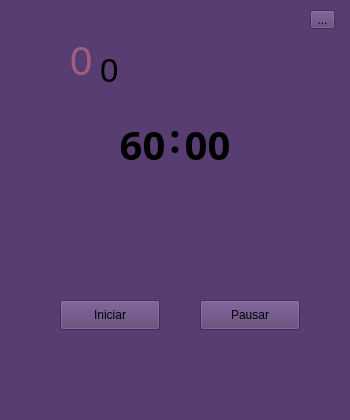
The window that views/mainWindow.ui (Kender-Mendoza/pomodoro-time) describes before a commit, drawn with Qt 5.
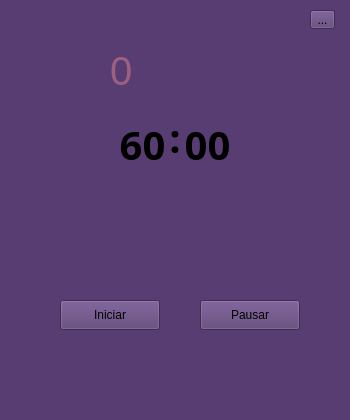
The same window after the commit.

Commit message: Feature pomodoro counter

```diff
--- a/views/mainWindow.ui
+++ b/views/mainWindow.ui
@@ -146,8 +146,8 @@
    <widget class="QLabel" name="counter">
     <property name="geometry">
      <rect>
-      <x>70</x>
-      <y>30</y>
+      <x>110</x>
+      <y>40</y>
       <width>31</width>
       <height>61</height>
      </rect>
@@ -165,24 +165,6 @@
      <string>0</string>
     </property>
    </widget>
-   <widget class="QLabel" name="counter">
-    <property name="geometry">
-     <rect>
-      <x>100</x>
-      <y>50</y>
-      <width>21</width>
-      <height>41</height>
-     </rect>
-    </property>
-    <property name="font">
-     <font>
-      <pointsize>25</pointsize>
-     </font>
-    </property>
-    <property name="text">
-     <string>0</string>
-    </property>
-   </widget>
   </widget>
   <widget class="QStatusBar" name="statusbar"/>
  </widget>
```
The commit also changes 2 other files.
